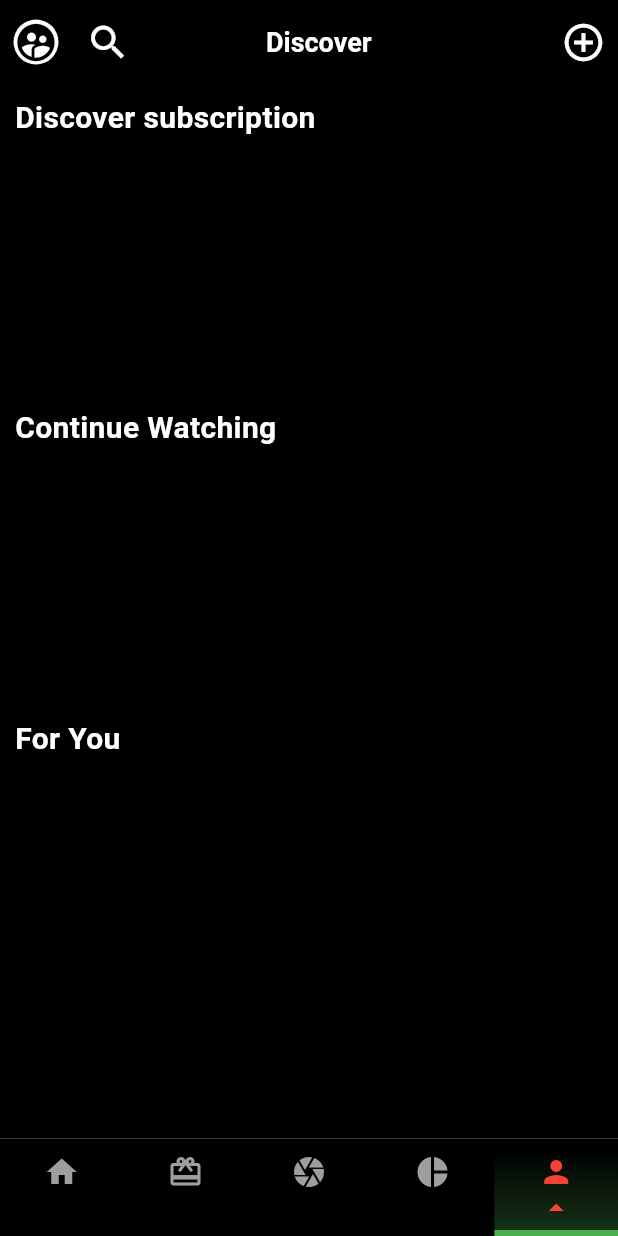
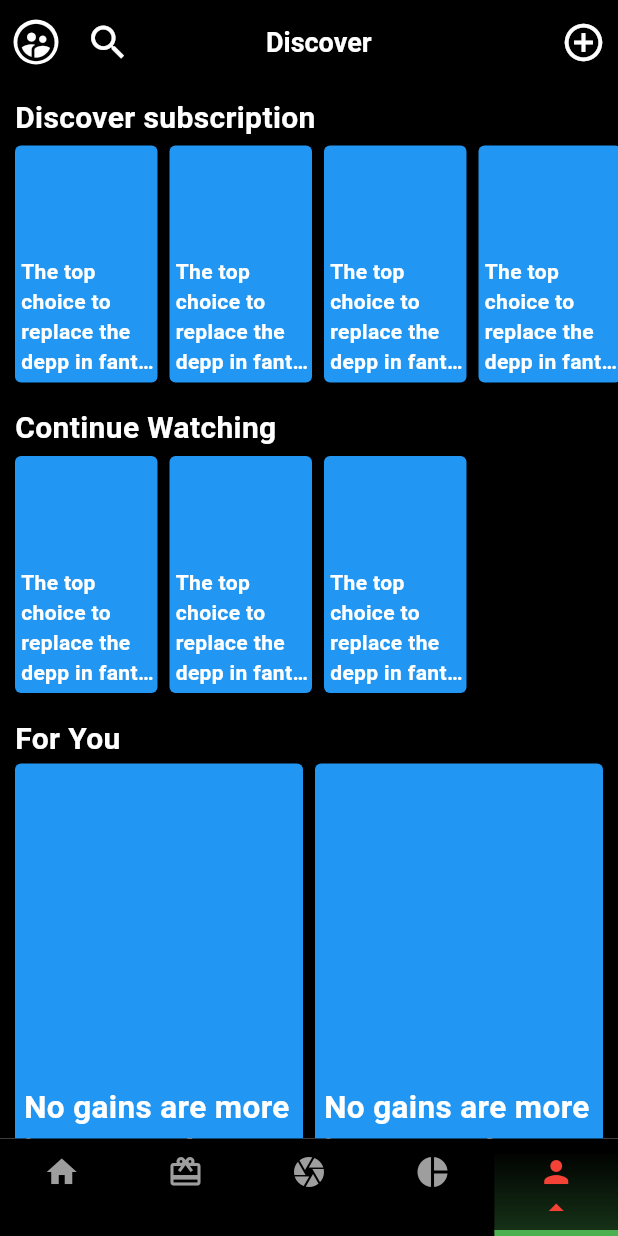
Before and after one commit to avikumar11haz/snapy, a Flutter app: the screen it shows after launch, item 5 of the bottom bar chosen, on a phone screen of 412 x 824 dp. Run offline on Flutter 3.47's test engine with Material 2 defaults, Android fonts, the phone set to English and light mode, and no system bars; missing offline and left inert: flutter_swipe_detector.

Commit message:
discover subscription widget and foryou widger file create

```diff
--- a/lib/Screens/del_5.dart
+++ b/lib/Screens/del_5.dart
@@ -1,4 +1,6 @@
 import 'package:flutter/material.dart';
+import 'package:snapy/bottomnavbar_option5/Widgets/StorySection/dicoverSubscription_widget.dart';
+import 'package:snapy/bottomnavbar_option5/Widgets/UserDetailsWidgets/forYou_widget.dart';
 import 'package:snapy/bottomnavbar_option5/userDetails_Screen.dart';
 
 
@@ -110,10 +112,16 @@ class _Del5State extends State<Del5> {
                   bottom: 8,
                   top: 4,
                 ),
-                children: [],
+                children: [
+                  discoverSubscription_widget("The top choice to replace the depp in fantastic blueprint"),
+                  discoverSubscription_widget("The top choice to replace the depp in fantastic blueprint"),
+                  discoverSubscription_widget("The top choice to replace the depp in fantastic blueprint"),
+                  discoverSubscription_widget("The top choice to replace the depp in fantastic blueprint"),
+                  discoverSubscription_widget("The top choice to replace the depp in fantastic blueprint"),
+                ],
               ),
             ),
-            SizedBox(height: 8,),
+            const SizedBox(height: 8,),
             Container(
               child: const Text(
                 "Continue Watching",
@@ -133,7 +141,11 @@ class _Del5State extends State<Del5> {
                   bottom: 8,
                   top: 4,
                 ),
-                children: [],
+                children: [
+                  discoverSubscription_widget("The top choice to replace the depp in fantastic blueprint"),
+                  discoverSubscription_widget("The top choice to replace the depp in fantastic blueprint"),
+                  discoverSubscription_widget("The top choice to replace the depp in fantastic blueprint"),
+                ],
               ),
             ),
             const SizedBox(height: 8,),
@@ -151,13 +163,19 @@ class _Del5State extends State<Del5> {
               right: 10,
               top: 2,
             ),
-            child: GridView.count(crossAxisCount: 8,
+            child: GridView.count(crossAxisCount: 2,
               childAspectRatio: 1 / 1.6,
               mainAxisSpacing: 13,
-              crossAxisSpacing: 2,
+              crossAxisSpacing: 8,
               physics: const NeverScrollableScrollPhysics(),
               shrinkWrap: true,
-              children: [],
+              children: [
+                forYou_widget("No gains are more important than these gains"),
+                forYou_widget("No gains are more important than these gains"),
+                forYou_widget("No gains are more important than these gains"),
+                forYou_widget("No gains are more important than these gains"),
+                forYou_widget("No gains are more important than these gains"),
+              ],
             ),
             ),
             const SizedBox(height: 10,),
--- /dev/null
+++ b/lib/bottomnavbar_option5/Widgets/StorySection/dicoverSubscription_widget.dart
@@ -0,0 +1,30 @@
+import 'package:flutter/material.dart';
+
+Widget discoverSubscription_widget(String headline){
+  return  Padding(padding: const EdgeInsets.only(
+      right: 8
+  ),
+    child: Container(
+      height: 50,
+      width: 95,
+      alignment: Alignment.bottomLeft,
+      decoration: BoxDecoration(
+        color: Colors.blue,
+        borderRadius: BorderRadius.circular(4),
+      ),
+      child: Padding(
+        padding: const EdgeInsets.only(left: 4, bottom: 4, right: 2.0),
+        child: Text(
+          headline,
+          maxLines: 4,
+          textAlign: TextAlign.left,
+          overflow: TextOverflow.ellipsis,
+          style: const TextStyle(
+              color: Colors.white,
+              fontSize: 14,
+              fontWeight: FontWeight.w700
+          ),
+        ),
+      ),
+    ),);
+}
--- /dev/null
+++ b/lib/bottomnavbar_option5/Widgets/UserDetailsWidgets/forYou_widget.dart
@@ -0,0 +1,26 @@
+import 'package:flutter/material.dart';
+
+Widget forYou_widget(String headline){
+  return Container(
+    alignment: Alignment.bottomLeft,
+    decoration: BoxDecoration(
+        color: Colors.blue,
+        borderRadius: BorderRadius.circular(4)
+    ),
+    child: Padding(
+      padding: const EdgeInsets.only(left: 6, bottom: 6, right: 2.0),
+      child: Text(
+        headline,
+        maxLines: 4,
+        overflow: TextOverflow.ellipsis,
+        textAlign: TextAlign.left,
+        style: const TextStyle(
+            color: Colors.white,
+            fontSize: 21,
+            fontWeight: FontWeight.w700,
+            height: 1.4
+        ),
+      ),
+    ),
+  );
+}
```
